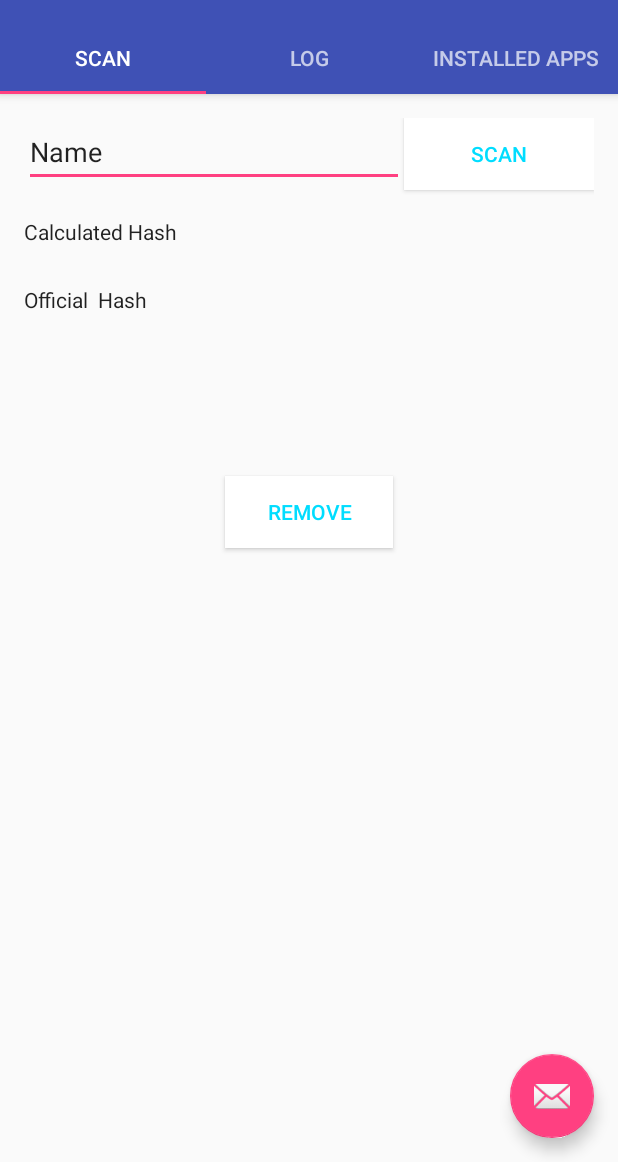
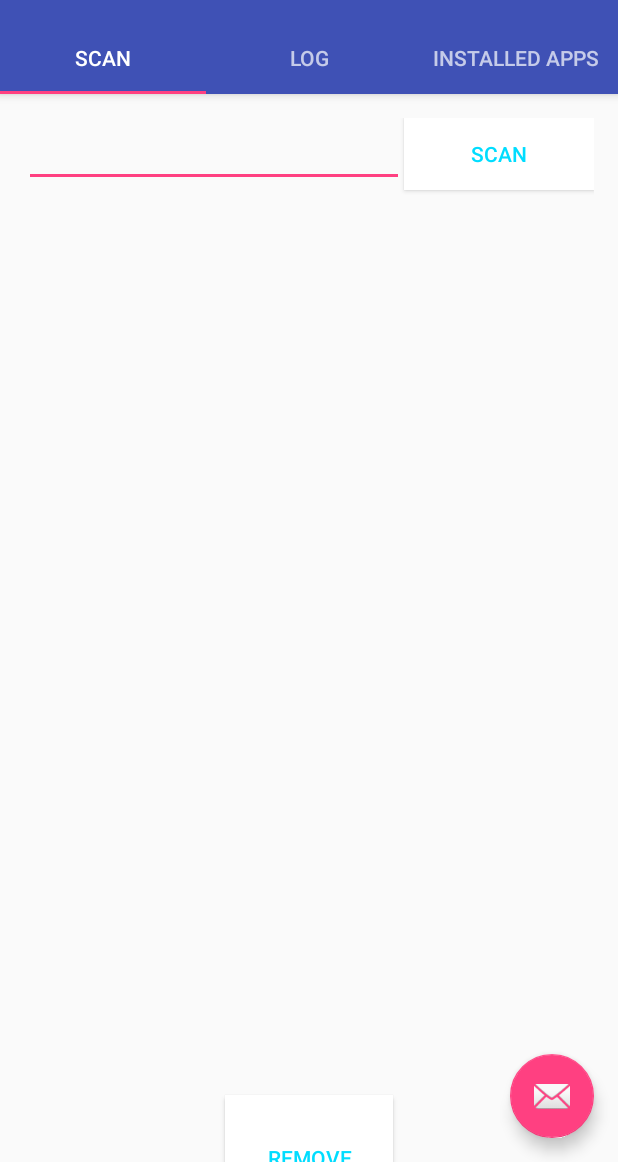
Before and after one commit to arkniazi/AntiVirus, an Android app: the screen it shows after launch (Antivirus), on a phone screen of 412 x 824 dp, the part 74-1236 px from its top. Run offline under Robolectric (Android 15) with nearby library versions, the phone set to English and light mode, and no system bars.

Commit message:
MD5 and SHA1 complete

```diff
--- a/app/src/main/java/com/example/capk/antivirus/MD5.java
+++ b/app/src/main/java/com/example/capk/antivirus/MD5.java
@@ -17,7 +17,8 @@ public class MD5 {
             MessageDigest messageDigest = MessageDigest.getInstance("MD5");
             byte[] strByte = messageDigest.digest(input.getBytes());
             BigInteger number = new BigInteger(1, strByte);
-            hashtext = number.toString();
+            hashtext = number.toString(16);
+//            fill to 32 char
             while (hashtext.length() < 32) {
                 hashtext = "0" + hashtext;
 
--- a/app/src/main/java/com/example/capk/antivirus/SHA1.java
+++ b/app/src/main/java/com/example/capk/antivirus/SHA1.java
@@ -23,7 +23,7 @@ public class SHA1 {
         return buf.toString();
     }
 
-    public static String SHA1(String text) throws NoSuchAlgorithmException, UnsupportedEncodingException {
+    public  String SHA1(String text) throws NoSuchAlgorithmException, UnsupportedEncodingException {
         MessageDigest md = MessageDigest.getInstance("SHA-1");
         md.update(text.getBytes("iso-8859-1"), 0, text.length());
         byte[] sha1hash = md.digest();
--- a/app/src/main/res/layout/tab_scan.xml
+++ b/app/src/main/res/layout/tab_scan.xml
@@ -20,7 +20,6 @@
             android:layout_weight="1"
             android:ems="10"
             android:inputType="textPersonName"
-            android:text="Name"
             tools:layout_editor_absoluteX="34dp"
             tools:layout_editor_absoluteY="25dp" />
 
@@ -34,65 +33,23 @@
             android:textColor="@android:color/holo_blue_bright"
             tools:layout_editor_absoluteX="280dp"
             tools:layout_editor_absoluteY="25dp" />
+
     </LinearLayout>
 
 
-    <LinearLayout
-        android:layout_width="417dp"
-        android:layout_height="45dp"
-        android:orientation="horizontal">
-
-        <TextView
-            android:id="@+id/textView3"
-            android:layout_width="85dp"
-            android:layout_height="28dp"
-            android:layout_weight="1"
-            android:text="Calculated Hash"
-            android:textAppearance="@style/TextAppearance.AppCompat"
-            tools:layout_editor_absoluteX="52dp"
-            tools:layout_editor_absoluteY="182dp" />
-
-        <TextView
-            android:id="@+id/textView6"
-            android:layout_width="137dp"
-            android:layout_height="28dp"
-            android:layout_weight="1"
-            android:textAppearance="@style/TextAppearance.AppCompat"
-            tools:layout_editor_absoluteX="163dp"
-            tools:layout_editor_absoluteY="137dp" />
-    </LinearLayout>
-
-    <LinearLayout
-        android:layout_width="359dp"
-        android:layout_height="127dp"
-        android:orientation="horizontal">
-
-        <TextView
-            android:id="@+id/textView5"
-            android:layout_width="85dp"
-            android:layout_height="28dp"
-            android:layout_weight="1"
-            android:text="Official  Hash"
-            android:textAppearance="@style/TextAppearance.AppCompat"
-            tools:layout_editor_absoluteX="52dp"
-            tools:layout_editor_absoluteY="137dp" />
-
-        <TextView
-            android:id="@+id/textView4"
-            android:layout_width="137dp"
-            android:layout_height="28dp"
-            android:layout_weight="1"
-            android:textAppearance="@style/TextAppearance.AppCompat"
-            tools:layout_editor_absoluteX="163dp"
-            tools:layout_editor_absoluteY="182dp" />
-    </LinearLayout>
+    <TextView
+        android:id="@+id/textView2"
+        android:layout_width="match_parent"
+        android:layout_height="wrap_content"
+        android:layout_weight="1" />
 
     <Button
         android:id="@+id/button"
         style="@style/Widget.AppCompat.Button.Small"
         android:layout_width="112dp"
-        android:layout_height="wrap_content"
+        android:layout_height="28dp"
         android:layout_gravity="center"
+        android:layout_weight=".1"
         android:background="@drawable/rectangle_button"
         android:gravity="center_vertical|center_horizontal|center"
         android:text="Remove"
```
Also changed, not shown: app/src/main/java/com/example/capk/antivirus/FileRead.java (+15 -10 lines), app/src/main/java/com/example/capk/antivirus/MainActivity.java (+9 -9 lines), app/src/main/java/com/example/capk/antivirus/Scan.java (+31 -8 lines).
